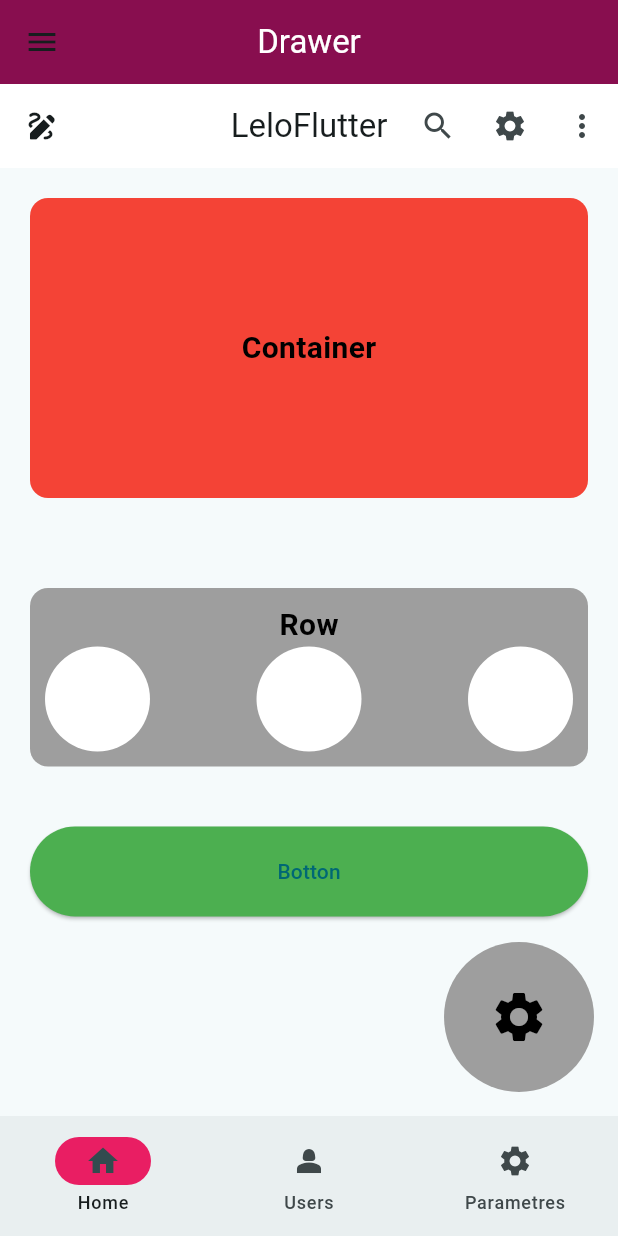
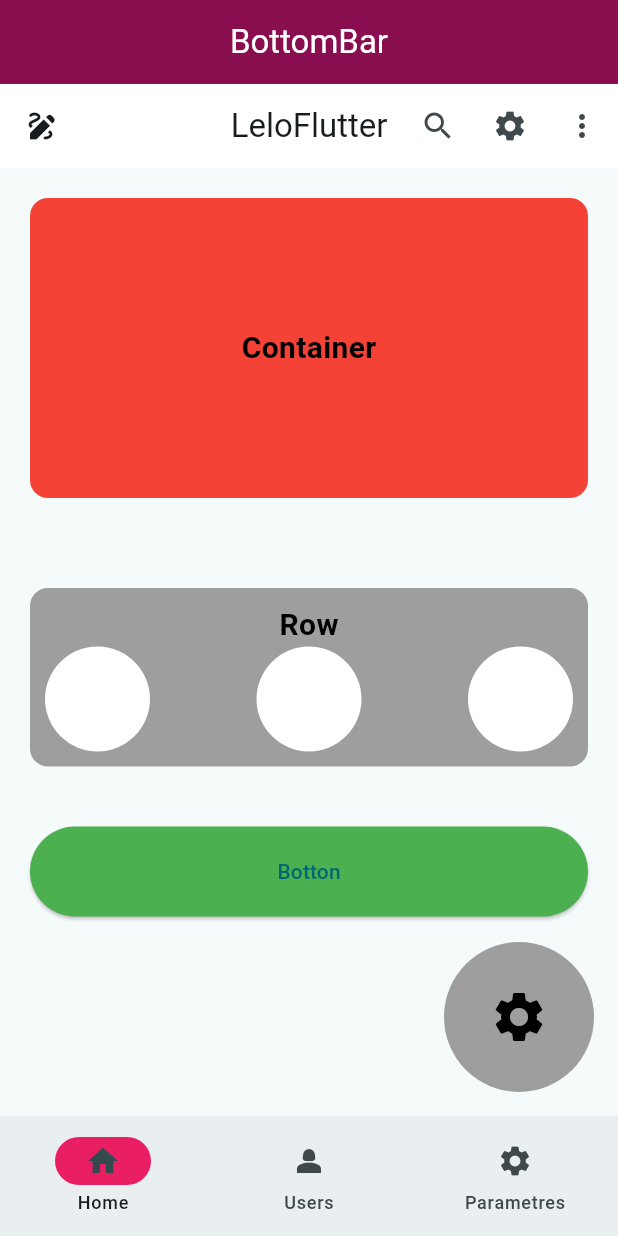
Before and after one commit to leloeduk/leloflutter, a Flutter app: the screen it shows after launch, on a phone screen of 412 x 824 dp. Run offline on Flutter 3.47's test engine with Material 3 defaults, Android fonts, the phone set to English and light mode, and no system bars.

Commit message:
improve custome_bottom_bar

```diff
--- a/lib/pages/custom_bottom_bar.dart
+++ b/lib/pages/custom_bottom_bar.dart
@@ -1,5 +1,4 @@
 import 'package:flutter/material.dart';
-import 'package:leloflutter/pages/drawer_page.dart';
 import 'package:leloflutter/pages/home_page.dart';
 import 'package:leloflutter/pages/state_page.dart';
 import 'package:leloflutter/pages/user_page.dart';
@@ -19,9 +18,8 @@ class _CustomBottomBarState extends State<CustomBottomBar> {
   @override
   Widget build(BuildContext context) {
     return Scaffold(
-      drawer: DrawerPage(),
       appBar: AppBar(
-        title: Text("Drawer", style: TextStyle(color: Colors.white)),
+        title: Text("BottomBar", style: TextStyle(color: Colors.white)),
         centerTitle: true,
         backgroundColor: Colors.pink.shade900,
       ),
```
